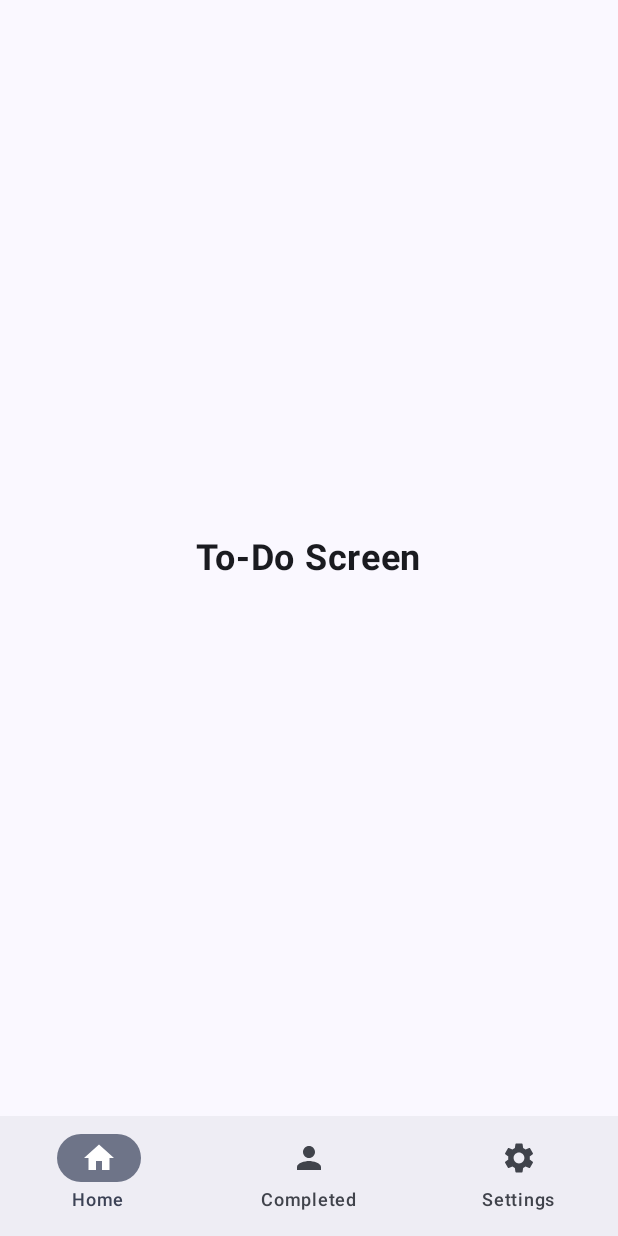
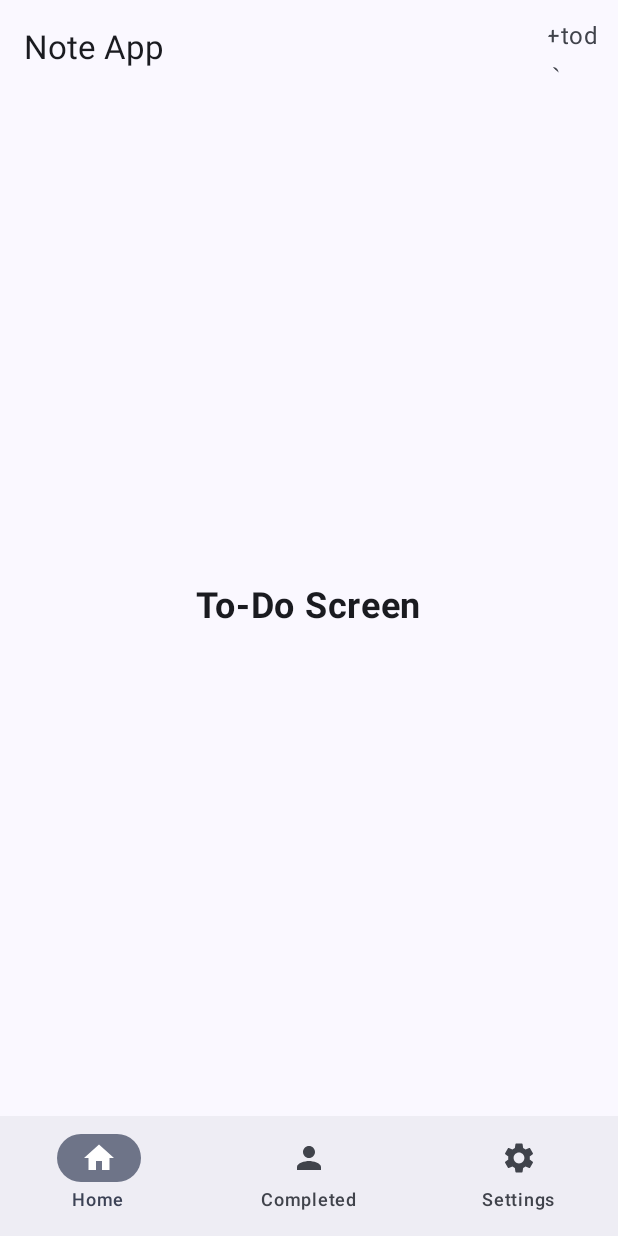
Before and after one commit to anjanishubham/NoteApp, an Android app built with Jetpack Compose: the screen it shows after launch (MainActivity), on a phone screen of 412 x 824 dp. Run offline under Robolectric (Android 15) with nearby library versions, the phone set to English and light mode, and no system bars; our stand-ins replace Dagger/Hilt's generated code.

```diff
--- a/app/src/main/java/com/example/noteapp/application/NoteApplication.kt
+++ b/app/src/main/java/com/example/noteapp/application/NoteApplication.kt
@@ -2,7 +2,6 @@ package com.example.noteapp.application
 
 import android.app.Application
 import android.util.Log
-import dagger.hilt.android.AndroidEntryPoint
 import dagger.hilt.android.HiltAndroidApp
 
 
@@ -16,4 +15,6 @@ class NoteApplication : Application() {
     companion object {
         private const val TAG = "NoteApplication"
     }
+
+
 }
--- /dev/null
+++ b/app/src/main/java/com/example/noteapp/ui/commonUI/NoteAppToolbar.kt
@@ -0,0 +1,37 @@
+package com.example.noteapp.ui.commonUI
+
+import androidx.compose.foundation.layout.fillMaxWidth
+import androidx.compose.material3.ExperimentalMaterial3Api
+import androidx.compose.material3.IconButton
+import androidx.compose.material3.Text
+import androidx.compose.material3.TopAppBar
+import androidx.compose.runtime.Composable
+import androidx.compose.runtime.State
+import androidx.compose.ui.Modifier
+import androidx.compose.ui.layout.layoutId
+import com.example.noteapp.ui.state.NoteAppToolbarState
+
+@OptIn(ExperimentalMaterial3Api::class)
+@Composable
+fun NoteAppToolbar(
+    modifier: Modifier = Modifier,
+    noteAppToolbarState: State<NoteAppToolbarState>,
+    toolbarCallback: (String) -> Unit
+) {
+
+    TopAppBar(
+        title =  {Text(text = noteAppToolbarState.value.title)},
+        navigationIcon = {
+        },
+        actions = {
+            IconButton(
+                modifier = Modifier.layoutId("iconButtonView"),
+                onClick = {
+                    toolbarCallback("addTodo")
+                }) {
+                Text(text = "+todo")
+            }
+        },
+        modifier = Modifier.fillMaxWidth(),
+    )
+}
--- a/app/src/main/java/com/example/noteapp/ui/navgation/BottomNavigation.kt
+++ /dev/null
@@ -1 +0,0 @@
-package com.example.noteapp.ui.navgation
--- a/app/src/main/java/com/example/noteapp/ui/screen/MainScreen.kt
+++ b/app/src/main/java/com/example/noteapp/ui/screen/MainScreen.kt
@@ -4,19 +4,30 @@ import androidx.compose.foundation.layout.fillMaxSize
 import androidx.compose.foundation.layout.padding
 import androidx.compose.material3.Scaffold
 import androidx.compose.runtime.Composable
+import androidx.compose.runtime.collectAsState
 import androidx.compose.ui.Modifier
+import androidx.hilt.navigation.compose.hiltViewModel
 import androidx.navigation.compose.NavHost
 import androidx.navigation.compose.composable
 import androidx.navigation.compose.rememberNavController
+import com.example.noteapp.ui.commonUI.NoteAppToolbar
 import com.example.noteapp.ui.navgation.BottomNavigationBar
 import com.example.noteapp.ui.state.BottomNavItem
+import com.example.noteapp.ui.viewmodel.MainScreenViewModel
 
 @Composable
 fun MainScreen(modifier: Modifier = Modifier) {
     val navController = rememberNavController()
+    val viewModel = hiltViewModel<MainScreenViewModel>()
+    val state = viewModel.toolbarState.collectAsState()
     Scaffold(modifier = Modifier.fillMaxSize(),
         bottomBar = {
             BottomNavigationBar(navController)
+        },
+        topBar = {
+            NoteAppToolbar(noteAppToolbarState = state){ event ->
+                viewModel.evenClick(event)
+            }
         }
 
     ) { innerPadding ->
@@ -29,7 +40,7 @@ fun MainScreen(modifier: Modifier = Modifier) {
                 ToDoScreen() // Replace with your composable
             }
             composable(BottomNavItem.CompletedToDo.route) {
-               TOdoCompletedScreen()
+                TOdoCompletedScreen()
             }
             composable(BottomNavItem.Settings.route) {
                 SettingScreen()
--- /dev/null
+++ b/app/src/main/java/com/example/noteapp/ui/state/NoteAppToolbarState.kt
@@ -0,0 +1,10 @@
+package com.example.noteapp.ui.state
+
+import android.icu.text.CaseMap.Title
+
+data class NoteAppToolbarState(
+    val title: String = "",
+    val  showBackArrow: Boolean = false,
+    val  showMenu: Boolean = false,
+    val menuList : List<String> = emptyList()
+)
--- a/app/src/main/java/com/example/noteapp/ui/theme/Type.kt
+++ b/app/src/main/java/com/example/noteapp/ui/theme/Type.kt
@@ -15,20 +15,5 @@ val Typography = Typography(
         lineHeight = 24.sp,
         letterSpacing = 0.5.sp
     )
-    /* Other default text styles to override
-    titleLarge = TextStyle(
-        fontFamily = FontFamily.Default,
-        fontWeight = FontWeight.Normal,
-        fontSize = 22.sp,
-        lineHeight = 28.sp,
-        letterSpacing = 0.sp
-    ),
-    labelSmall = TextStyle(
-        fontFamily = FontFamily.Default,
-        fontWeight = FontWeight.Medium,
-        fontSize = 11.sp,
-        lineHeight = 16.sp,
-        letterSpacing = 0.5.sp
-    )
-    */
+
 )
--- /dev/null
+++ b/app/src/main/java/com/example/noteapp/ui/viewmodel/MainScreenViewModel.kt
@@ -0,0 +1,22 @@
+package com.example.noteapp.ui.viewmodel
+
+import android.util.Log
+import androidx.compose.runtime.MutableState
+import androidx.lifecycle.ViewModel
+import com.example.noteapp.ui.state.NoteAppToolbarState
+import dagger.hilt.android.lifecycle.HiltViewModel
+import kotlinx.coroutines.flow.MutableStateFlow
+import javax.inject.Inject
+
+@HiltViewModel
+class MainScreenViewModel @Inject constructor() :ViewModel() {
+
+    val toolbarState = MutableStateFlow(NoteAppToolbarState().copy(title = "Note App"))
+
+    fun evenClick(event: String){
+        // open todos bottom sheet to create new task //
+        Log.d("MainScreenViewModel", "evenClick: $event")
+    }
+}
+
+private const val TAG = "MainScreenViewModel"
```
Also changed, not shown: app/src/main/java/com/example/noteapp/ui/screen/HomeScreen.kt (deleted, +0 -9 lines), app/src/main/java/com/example/noteapp/ui/theme/TodoAppThemeDesignSystem.kt (added, +42 -0 lines).
